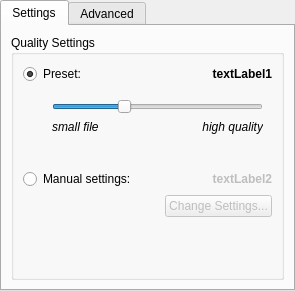
Old version of the form plugins/encoder/lame/base_k3blameencodersettingswidget.ui in the repository KDE/k3b.
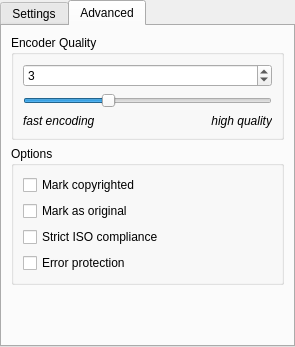
New version of the form. The open tabs and pages were chosen to show the change. Custom widgets are drawn as their Qt base class.

The edit to the form file:
```diff
--- a/plugins/encoder/lame/base_k3blameencodersettingswidget.ui
+++ b/plugins/encoder/lame/base_k3blameencodersettingswidget.ui
@@ -8,7 +8,7 @@
     <x>0</x>
     <y>0</y>
     <width>295</width>
-    <height>291</height>
+    <height>347</height>
    </rect>
   </property>
   <layout class="QVBoxLayout" name="verticalLayout_3">
@@ -160,7 +160,7 @@
             <item>
              <widget class="QRadioButton" name="m_radioManual">
               <property name="text">
-               <string>Manual settings:</string>
+               <string>Manua&amp;l settings:</string>
               </property>
              </widget>
             </item>
@@ -242,7 +242,7 @@
        </item>
       </layout>
      </widget>
-     <widget class="QWidget" name="tab">
+     <widget class="QWidget" name="tab2">
       <attribute name="title">
        <string>Advanced</string>
       </attribute>
@@ -254,7 +254,7 @@
          </property>
          <layout class="QVBoxLayout" name="verticalLayout_2">
           <item>
-           <widget class="KIntNumInput" name="m_spinEncoderQuality">
+           <widget class="QSpinBox" name="m_spinEncoderQuality">
             <property name="toolTip">
              <string>Choose the noise shaping &amp; psycho acoustic algorithm.</string>
             </property>
@@ -266,6 +266,28 @@
 &lt;p&gt;0 disables almost all algorithms including psy-model resulting in poor quality.
 &lt;p&gt;&lt;b&gt;This setting has no influence on the size of the resulting file.&lt;/b&gt;</string>
             </property>
+            <property name="maximum">
+             <number>9</number>
+            </property>
+            <property name="value">
+             <number>3</number>
+            </property>
+           </widget>
+          </item>
+          <item>
+           <widget class="QSlider" name="m_sliderEncoderQuality">
+            <property name="maximum">
+             <number>9</number>
+            </property>
+            <property name="pageStep">
+             <number>3</number>
+            </property>
+            <property name="value">
+             <number>3</number>
+            </property>
+            <property name="orientation">
+             <enum>Qt::Horizontal</enum>
+            </property>
            </widget>
           </item>
           <item>
@@ -386,13 +408,6 @@
    </item>
   </layout>
  </widget>
- <customwidgets>
-  <customwidget>
-   <class>KIntNumInput</class>
-   <extends>QWidget</extends>
-   <header>knuminput.h</header>
-  </customwidget>
- </customwidgets>
  <resources/>
  <connections>
   <connection>
```
Left out of the diff: 67 changed lines with no effect on the pictures.
